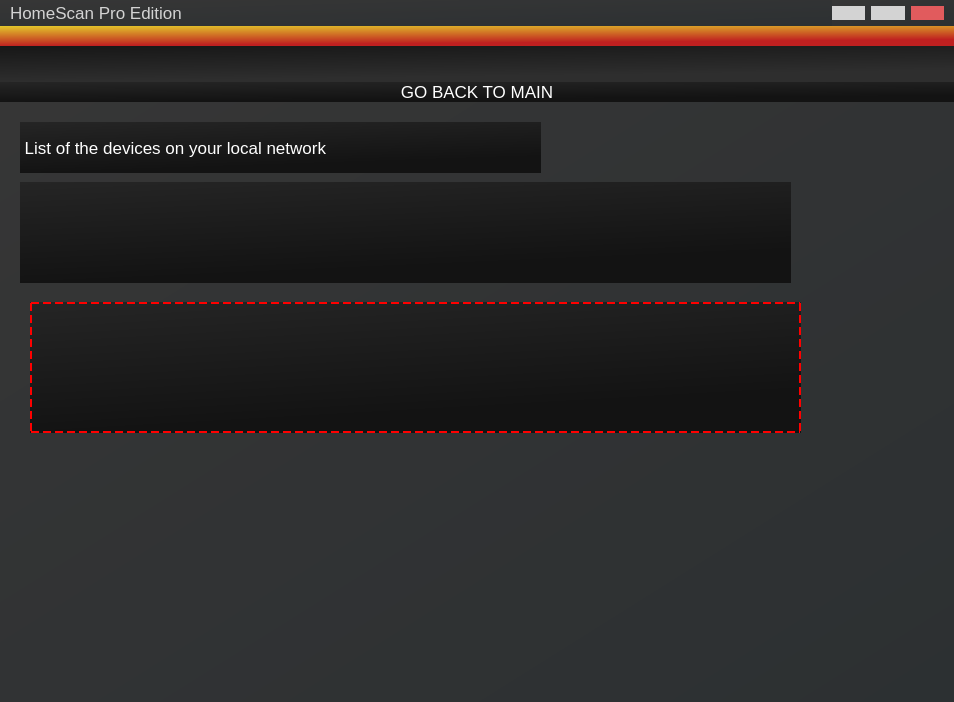
The window that router/ports.ui (hunterjreid/HomeScan) describes before a commit, drawn with Qt 5.
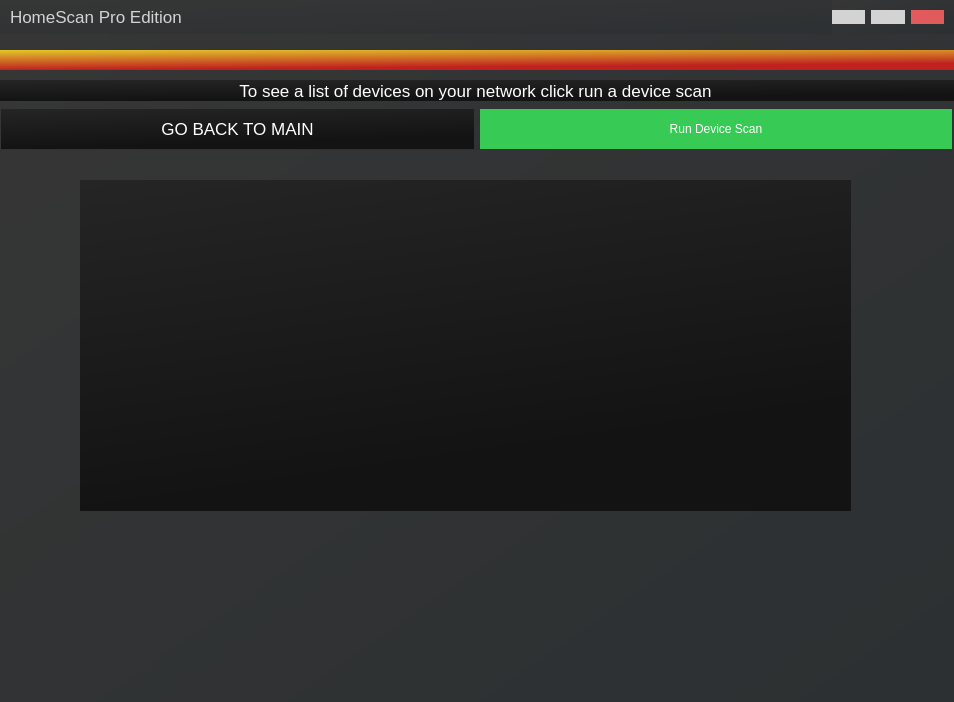
The same window after the commit. Icons and pictures are not drawn.

The edit to the form file:
```diff
--- a/router/ports.ui
+++ b/router/ports.ui
@@ -44,10 +44,7 @@
       <property name="frameShadow">
        <enum>QFrame::Raised</enum>
       </property>
-      <layout class="QVBoxLayout" name="verticalLayout">
-       <property name="spacing">
-        <number>0</number>
-       </property>
+      <layout class="QGridLayout" name="gridLayout">
        <property name="leftMargin">
         <number>0</number>
        </property>
@@ -60,7 +57,7 @@
        <property name="bottomMargin">
         <number>0</number>
        </property>
-       <item>
+       <item row="0" column="0">
         <widget class="QFrame" name="name_and_tabs">
          <property name="enabled">
           <bool>true</bool>
@@ -207,116 +204,7 @@
          </layout>
         </widget>
        </item>
-       <item>
-        <widget class="QFrame" name="color_bar">
-         <property name="minimumSize">
-          <size>
-           <width>0</width>
-           <height>20</height>
-          </size>
-         </property>
-         <property name="maximumSize">
-          <size>
-           <width>16777215</width>
-           <height>20</height>
-          </size>
-         </property>
-         <property name="styleSheet">
-          <string notr="true">background-color: qlineargradient(spread:pad, x1:0, y1:0, x2:0.306, y2:0.909091, stop:0.00568182 rgba(227, 198, 43, 255), stop:1 rgba(191, 32, 32, 255))</string>
-         </property>
-         <property name="frameShape">
-          <enum>QFrame::StyledPanel</enum>
-         </property>
-         <property name="frameShadow">
-          <enum>QFrame::Raised</enum>
-         </property>
-        </widget>
-       </item>
-       <item>
-        <widget class="QFrame" name="logo_menu">
-         <property name="maximumSize">
-          <size>
-           <width>16777215</width>
-           <height>78</height>
-          </size>
-         </property>
-         <property name="styleSheet">
-          <string notr="true">background: qlineargradient(spread:pad, x1:0, y1:0, x2:0.306, y2:0.909091, stop:0 rgba(23, 23, 23, 255), stop:1 rgba(46, 46, 46, 255));</string>
-         </property>
-         <property name="frameShape">
-          <enum>QFrame::StyledPanel</enum>
-         </property>
-         <property name="frameShadow">
-          <enum>QFrame::Raised</enum>
-         </property>
-         <layout class="QHBoxLayout" name="horizontalLayout_4">
-          <item>
-           <widget class="QLabel" name="label_2">
-            <property name="maximumSize">
-             <size>
-              <width>331</width>
-              <height>61</height>
-             </size>
-            </property>
-            <property name="styleSheet">
-             <string notr="true">background:none;</string>
-            </property>
-            <property name="text">
-             <string/>
-            </property>
-            <property name="pixmap">
-             <pixmap>assets/logo.png</pixmap>
-            </property>
-            <property name="scaledContents">
-             <bool>true</bool>
-            </property>
-           </widget>
-          </item>
-          <item>
-           <widget class="QFrame" name="frame_2">
-            <property name="maximumSize">
-             <size>
-              <width>270</width>
-              <height>16777215</height>
-             </size>
-            </property>
-            <property name="styleSheet">
-             <string notr="true">background: none;</string>
-            </property>
-            <property name="frameShape">
-             <enum>QFrame::StyledPanel</enum>
-            </property>
-            <property name="frameShadow">
-             <enum>QFrame::Raised</enum>
-            </property>
-            <layout class="QHBoxLayout" name="horizontalLayout_8">
-             <item>
-              <layout class="QHBoxLayout" name="horizontalLayout_5"/>
-             </item>
-            </layout>
-           </widget>
-          </item>
-         </layout>
-        </widget>
-       </item>
-       <item>
-        <widget class="QPushButton" name="pushButton_14">
-         <property name="styleSheet">
-          <string notr="true">background-color:qlineargradient(spread:pad, x1:0, y1:0, x2:0.306, y2:0.909091, stop:0 rgba(37, 37, 37, 255), stop:1 rgba(19, 19, 19, 255));
-color:rgb(255, 255, 255);
-font-size:17px;
-border:none;</string>
-         </property>
-         <property name="text">
-          <string>GO BACK TO MAIN</string>
-         </property>
-         <property name="icon">
-          <iconset>
-           <normaloff>../assets/back.png</normaloff>../assets/back.png</iconset>
-         </property>
-        </widget>
-       </item>
-       <item>
+       <item row="1" column="0">
         <widget class="QFrame" name="frame_4">
          <property name="minimumSize">
           <size>
@@ -333,10 +221,10 @@
          <widget class="QListWidget" name="listWidget">
           <property name="geometry">
            <rect>
-            <x>20</x>
-            <y>80</y>
+            <x>80</x>
+            <y>140</y>
             <width>771</width>
-            <height>101</height>
+            <height>331</height>
            </rect>
           </property>
           <property name="styleSheet">
@@ -346,40 +234,101 @@
 border:none;</string>
           </property>
          </widget>
-         <widget class="QLabel" name="label_4">
+         <widget class="QFrame" name="color_bar">
           <property name="geometry">
            <rect>
-            <x>20</x>
-            <y>20</y>
-            <width>521</width>
-            <height>51</height>
+            <x>0</x>
+            <y>10</y>
+            <width>954</width>
+            <height>20</height>
+           </rect>
+          </property>
+          <property name="minimumSize">
+           <size>
+            <width>0</width>
+            <height>20</height>
+           </size>
+          </property>
+          <property name="maximumSize">
+           <size>
+            <width>16777215</width>
+            <height>20</height>
+           </size>
+          </property>
+          <property name="styleSheet">
+           <string notr="true">background-color: qlineargradient(spread:pad, x1:0, y1:0, x2:0.306, y2:0.909091, stop:0.00568182 rgba(227, 198, 43, 255), stop:1 rgba(191, 32, 32, 255))</string>
+          </property>
+          <property name="frameShape">
+           <enum>QFrame::StyledPanel</enum>
+          </property>
+          <property name="frameShadow">
+           <enum>QFrame::Raised</enum>
+          </property>
+         </widget>
+         <widget class="QLabel" name="label_2">
+          <property name="geometry">
+           <rect>
+            <x>-5</x>
+            <y>40</y>
+            <width>961</width>
+            <height>21</height>
            </rect>
           </property>
           <property name="styleSheet">
            <string notr="true">background-color:qlineargradient(spread:pad, x1:0, y1:0, x2:0.306, y2:0.909091, stop:0 rgba(37, 37, 37, 255), stop:1 rgba(19, 19, 19, 255));
 color:rgb(255, 255, 255);
 font-size:17px;
-border:none;</string>
+border:none;
+height: 40px;</string>
           </property>
           <property name="text">
-           <string> List of the devices on your local network</string>
+           <string>To see a list of devices on your network click run a device scan</string>
+          </property>
+          <property name="alignment">
+           <set>Qt::AlignCenter</set>
           </property>
          </widget>
-         <widget class="QListWidget" name="listWidget_2">
+         <widget class="QWidget" name="">
           <property name="geometry">
            <rect>
-            <x>30</x>
-            <y>200</y>
-            <width>771</width>
-            <height>131</height>
+            <x>1</x>
+            <y>68</y>
+            <width>951</width>
+            <height>42</height>
            </rect>
           </property>
-          <property name="styleSheet">
-           <string notr="true">background-color:qlineargradient(spread:pad, x1:0, y1:0, x2:0.306, y2:0.909091, stop:0 rgba(37, 37, 37, 255), stop:1 rgba(19, 19, 19, 255));
+          <layout class="QHBoxLayout" name="horizontalLayout_2">
+           <item>
+            <widget class="QPushButton" name="pushButton_14">
+             <property name="styleSheet">
+              <string notr="true">background-color:qlineargradient(spread:pad, x1:0, y1:0, x2:0.306, y2:0.909091, stop:0 rgba(37, 37, 37, 255), stop:1 rgba(19, 19, 19, 255));
 color:rgb(255, 255, 255);
-font-size:13px;
-border:2px dashed red;</string>
-          </property>
+font-size:17px;
+border:none;
+height: 40px;</string>
+             </property>
+             <property name="text">
+              <string>GO BACK TO MAIN</string>
+             </property>
+             <property name="icon">
+              <iconset>
+               <normaloff>../assets/back.png</normaloff>../assets/back.png</iconset>
+             </property>
+            </widget>
+           </item>
+           <item>
+            <widget class="QPushButton" name="pushButton_22">
+             <property name="styleSheet">
+              <string notr="true">background-color: rgb(55, 202, 85);
+color: white;
+height:40px;</string>
+             </property>
+             <property name="text">
+              <string>Run Device Scan</string>
+             </property>
+            </widget>
+           </item>
+          </layout>
          </widget>
         </widget>
        </item>
```
